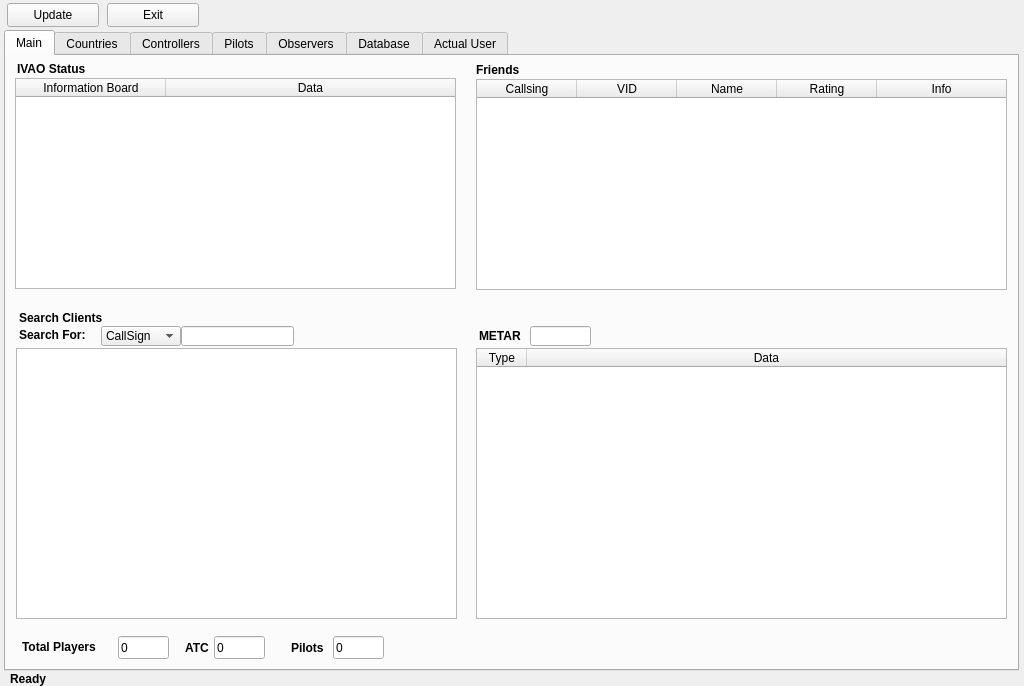
The window that QtUI/MainWindow_UI.ui (emper0r/IVAO-status) describes before a commit, drawn with Qt 5.
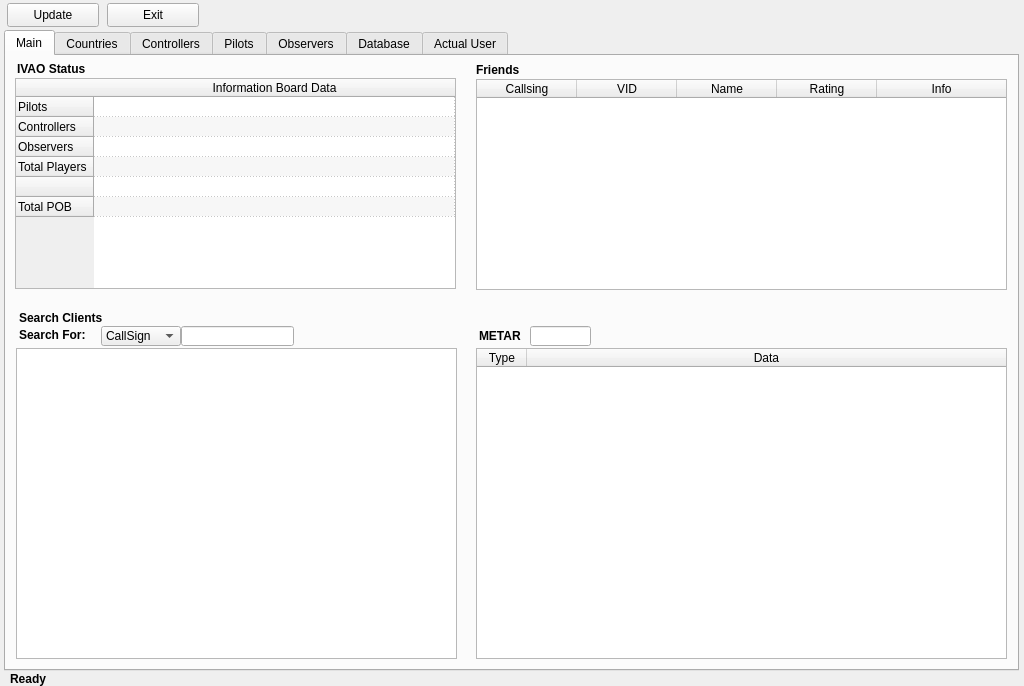
The same window after the commit.

Commit message:
* Out old basic information in Main
	+ Set better look and feel basic information
	  in Main QTableWidget (Information Board Data)

```diff
--- a/QtUI/MainWindow_UI.ui
+++ b/QtUI/MainWindow_UI.ui
@@ -57,138 +57,6 @@
      <attribute name="title">
       <string>Main</string>
      </attribute>
-     <widget class="QLineEdit" name="TotalPlayers">
-      <property name="enabled">
-       <bool>true</bool>
-      </property>
-      <property name="geometry">
-       <rect>
-        <x>112</x>
-        <y>580</y>
-        <width>51</width>
-        <height>23</height>
-       </rect>
-      </property>
-      <property name="cursor">
-       <cursorShape>PointingHandCursor</cursorShape>
-      </property>
-      <property name="text">
-       <string>0</string>
-      </property>
-      <property name="readOnly">
-       <bool>true</bool>
-      </property>
-     </widget>
-     <widget class="QLineEdit" name="TotalATC">
-      <property name="enabled">
-       <bool>true</bool>
-      </property>
-      <property name="geometry">
-       <rect>
-        <x>208</x>
-        <y>580</y>
-        <width>51</width>
-        <height>23</height>
-       </rect>
-      </property>
-      <property name="cursor">
-       <cursorShape>PointingHandCursor</cursorShape>
-      </property>
-      <property name="text">
-       <string>0</string>
-      </property>
-      <property name="readOnly">
-       <bool>true</bool>
-      </property>
-     </widget>
-     <widget class="QLineEdit" name="TotalPilots">
-      <property name="enabled">
-       <bool>true</bool>
-      </property>
-      <property name="geometry">
-       <rect>
-        <x>327</x>
-        <y>580</y>
-        <width>51</width>
-        <height>23</height>
-       </rect>
-      </property>
-      <property name="cursor">
-       <cursorShape>PointingHandCursor</cursorShape>
-      </property>
-      <property name="text">
-       <string>0</string>
-      </property>
-      <property name="readOnly">
-       <bool>true</bool>
-      </property>
-     </widget>
-     <widget class="QLabel" name="TotalPlayers_label">
-      <property name="geometry">
-       <rect>
-        <x>16</x>
-        <y>581</y>
-        <width>101</width>
-        <height>20</height>
-       </rect>
-      </property>
-      <property name="font">
-       <font>
-        <weight>75</weight>
-        <bold>true</bold>
-       </font>
-      </property>
-      <property name="cursor">
-       <cursorShape>PointingHandCursor</cursorShape>
-      </property>
-      <property name="text">
-       <string>Total Players</string>
-      </property>
-     </widget>
-     <widget class="QLabel" name="TotalAtc_label">
-      <property name="geometry">
-       <rect>
-        <x>179</x>
-        <y>582</y>
-        <width>31</width>
-        <height>20</height>
-       </rect>
-      </property>
-      <property name="font">
-       <font>
-        <weight>75</weight>
-        <bold>true</bold>
-       </font>
-      </property>
-      <property name="cursor">
-       <cursorShape>PointingHandCursor</cursorShape>
-      </property>
-      <property name="text">
-       <string>ATC</string>
-      </property>
-     </widget>
-     <widget class="QLabel" name="TotalPilots_label">
-      <property name="geometry">
-       <rect>
-        <x>285</x>
-        <y>582</y>
-        <width>41</width>
-        <height>20</height>
-       </rect>
-      </property>
-      <property name="font">
-       <font>
-        <weight>75</weight>
-        <bold>true</bold>
-       </font>
-      </property>
-      <property name="cursor">
-       <cursorShape>PointingHandCursor</cursorShape>
-      </property>
-      <property name="text">
-       <string>Pilots</string>
-      </property>
-     </widget>
      <widget class="QTableWidget" name="IVAOStatustableWidget">
       <property name="geometry">
        <rect>
@@ -244,22 +112,50 @@
        <bool>true</bool>
       </attribute>
       <attribute name="verticalHeaderDefaultSectionSize">
-       <number>15</number>
+       <number>20</number>
       </attribute>
       <attribute name="verticalHeaderMinimumSectionSize">
-       <number>15</number>
+       <number>20</number>
       </attribute>
       <attribute name="verticalHeaderShowSortIndicator" stdset="0">
        <bool>true</bool>
       </attribute>
-      <column>
+      <attribute name="verticalHeaderStretchLastSection">
+       <bool>false</bool>
+      </attribute>
+      <row>
        <property name="text">
-        <string>Information Board</string>
+        <string>Pilots</string>
        </property>
-      </column>
+      </row>
+      <row>
+       <property name="text">
+        <string>Controllers</string>
+       </property>
+      </row>
+      <row>
+       <property name="text">
+        <string>Observers</string>
+       </property>
+      </row>
+      <row>
+       <property name="text">
+        <string>Total Players</string>
+       </property>
+      </row>
+      <row>
+       <property name="text">
+        <string/>
+       </property>
+      </row>
+      <row>
+       <property name="text">
+        <string>Total POB</string>
+       </property>
+      </row>
       <column>
        <property name="text">
-        <string>Data</string>
+        <string>Information Board Data</string>
        </property>
       </column>
      </widget>
@@ -421,7 +317,7 @@
         <x>10</x>
         <y>292</y>
         <width>441</width>
-        <height>271</height>
+        <height>311</height>
        </rect>
       </property>
       <property name="cursor" stdset="0">
@@ -462,7 +358,7 @@
         <x>470</x>
         <y>292</y>
         <width>531</width>
-        <height>271</height>
+        <height>311</height>
        </rect>
       </property>
       <property name="cursor" stdset="0">
```
The commit also changes 3 other files.
